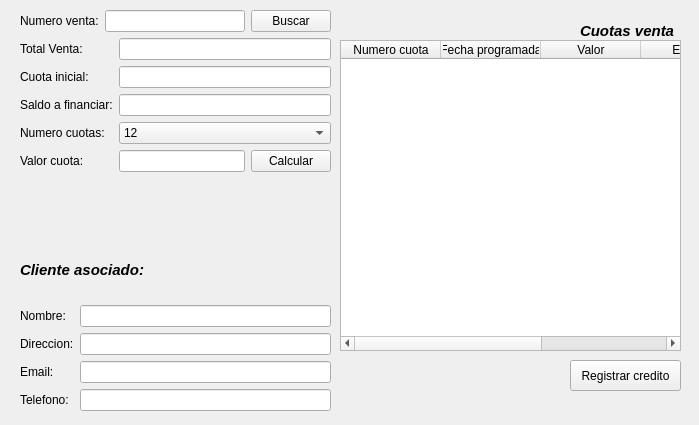
Above: GUI/Creditos.ui from GT09Neil/proyecto_ventas before the change. Below: the same form after it.
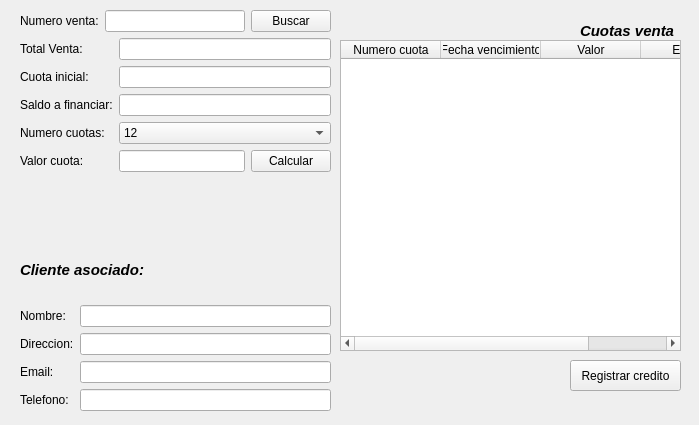
That is the form after the change.

Patch:
```diff
--- a/GUI/Creditos.ui
+++ b/GUI/Creditos.ui
@@ -248,7 +248,7 @@
    </column>
    <column>
     <property name="text">
-     <string>Fecha programada</string>
+     <string>Fecha vencimiento</string>
     </property>
    </column>
    <column>
@@ -261,13 +261,8 @@
      <string>Estado</string>
     </property>
    </column>
-   <column>
-    <property name="text">
-     <string>Fecha pago</string>
-    </property>
-   </column>
   </widget>
-  <widget class="QPushButton" name="0">
+  <widget class="QPushButton" name="RegistrarCBTN">
    <property name="geometry">
     <rect>
      <x>570</x>
```
Left out of the diff: 10 changed lines with no effect on the pictures.
